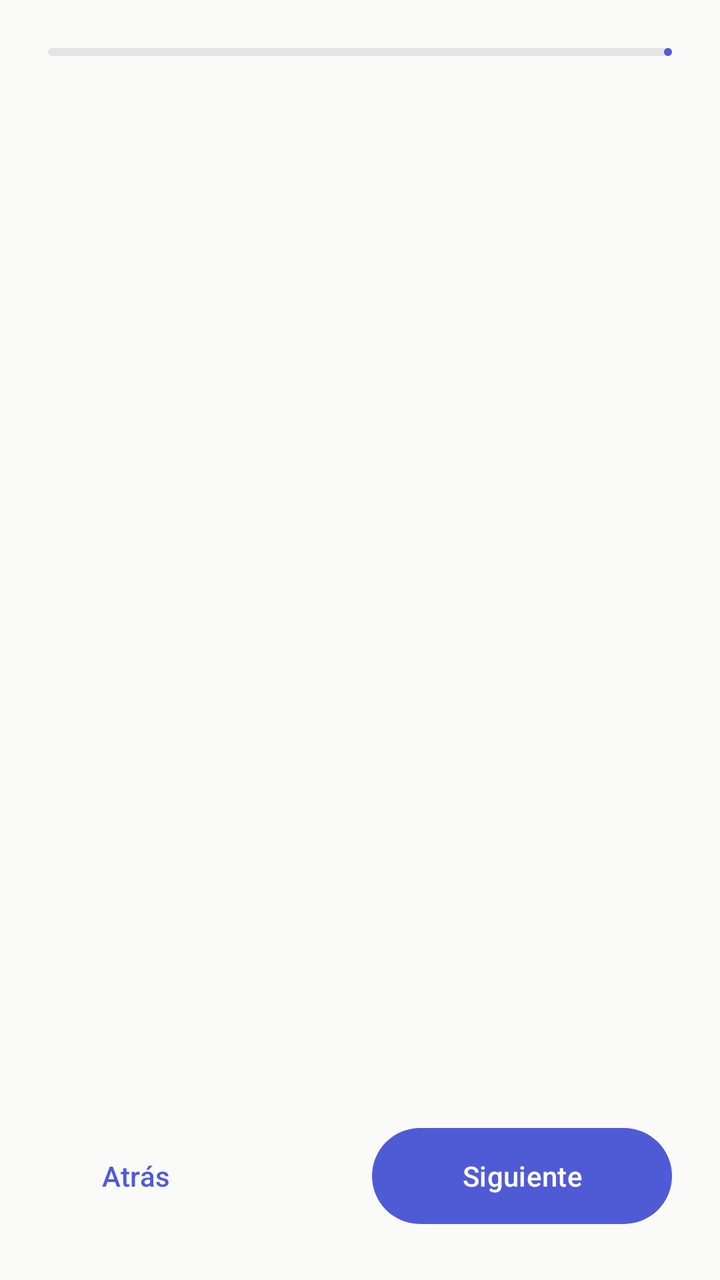
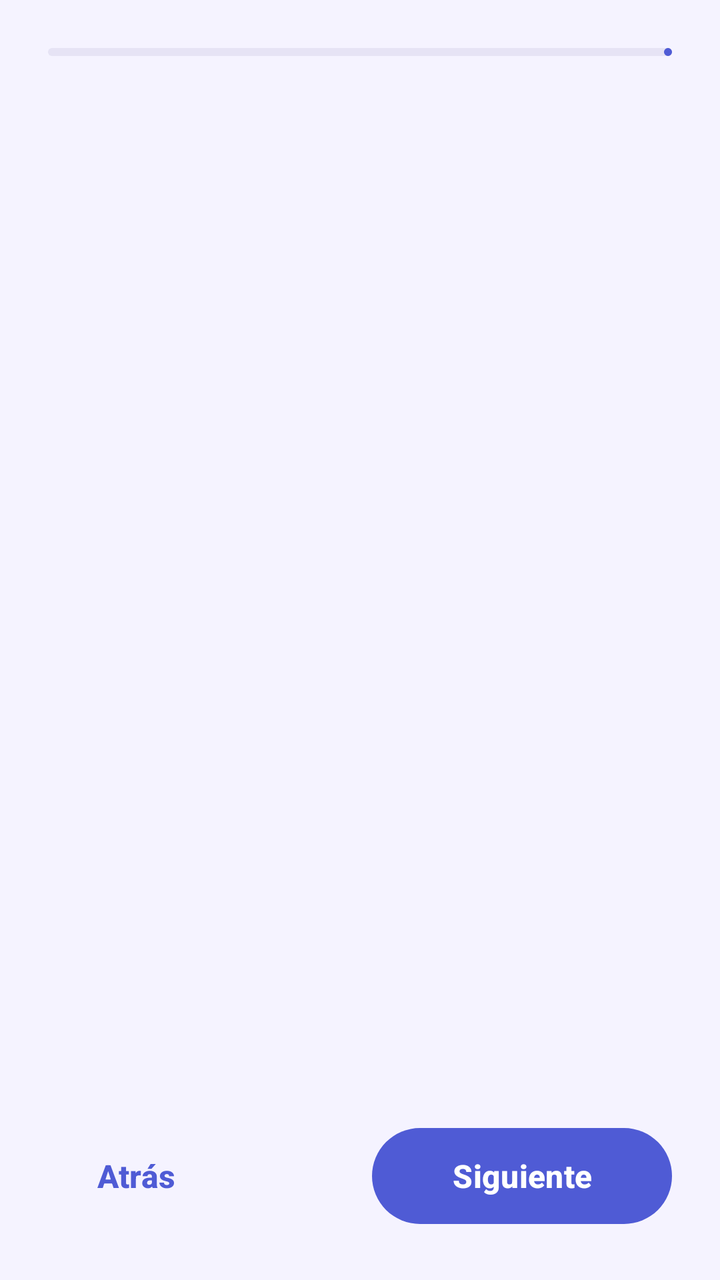

Compare the two renders of this Android layout. The source of the first and the diff that turns it into the second are given below.
<!-- AndroidManifest.xml: application theme Theme.PeajeCognitivo -->
<!-- res/layout/activity_asistente.xml -->
<?xml version="1.0" encoding="utf-8"?>
<LinearLayout xmlns:android="http://schemas.android.com/apk/res/android"
    xmlns:app="http://schemas.android.com/apk/res-auto"
    android:layout_width="match_parent"
    android:layout_height="match_parent"
    android:background="@color/background"
    android:orientation="vertical"
    android:padding="24dp">

    <com.google.android.material.progressindicator.LinearProgressIndicator
        android:id="@+id/progreso"
        android:layout_width="match_parent"
        android:layout_height="wrap_content"
        app:indicatorColor="@color/accent"
        app:trackColor="@color/outline"
        app:trackCornerRadius="2dp"
        app:trackThickness="4dp" />

    <ScrollView
        android:layout_width="match_parent"
        android:layout_height="0dp"
        android:layout_weight="1"
        android:fillViewport="true">

        <LinearLayout
            android:id="@+id/contenedorPaso"
            android:layout_width="match_parent"
            android:layout_height="wrap_content"
            android:orientation="vertical"
            android:paddingTop="56dp" />
    </ScrollView>

    <LinearLayout
        android:layout_width="match_parent"
        android:layout_height="wrap_content"
        android:gravity="center_vertical"
        android:orientation="horizontal">

        <com.google.android.material.button.MaterialButton
            android:id="@+id/btnAtras"
            style="@style/Widget.Material3.Button.TextButton"
            android:layout_width="wrap_content"
            android:layout_height="wrap_content"
            android:text="Atrás" />

        <View
            android:layout_width="0dp"
            android:layout_height="0dp"
            android:layout_weight="1" />

        <com.google.android.material.button.MaterialButton
            android:id="@+id/btnSiguiente"
            android:layout_width="wrap_content"
            android:layout_height="wrap_content"
            android:minWidth="150dp"
            android:minHeight="56dp"
            android:text="Siguiente" />
    </LinearLayout>
</LinearLayout>
<!-- resources referenced by this layout -->
<resources>
  <color name="accent">#FF4F5BD5</color>
  <color name="background">#FFFAFAF9</color>
  <color name="outline">#FFE4E4E7</color>
  <style name="Theme.PeajeCognitivo" parent="Theme.Material3.Light.NoActionBar">
          <item name="colorPrimary">@color/accent</item>
          <item name="colorOnPrimary">@color/white</item>
          <item name="colorPrimaryContainer">@color/accent_container</item>
          <item name="colorOnPrimaryContainer">@color/accent_on_container</item>
          <item name="colorSecondaryContainer">@color/accent_container</item>
          <item name="colorOnSecondaryContainer">@color/accent_on_container</item>
          <item name="colorSurface">@color/surface</item>
          <item name="colorOutline">@color/outline</item>
          <item name="android:colorBackground">@color/background</item>
          <item name="android:statusBarColor">@color/background</item>
          <item name="android:navigationBarColor">@color/background</item>
          <item name="android:windowLightStatusBar">true</item>
          <item name="chipStyle">@style/Widget.Peaje.Chip</item>
      </style>
  <color name="white">#FFFFFFFF</color>
  <color name="accent_container">#FFE6E8FA</color>
  <color name="accent_on_container">#FF2A2F73</color>
  <color name="surface">#FFFFFFFF</color>
  <style name="Widget.Peaje.Chip" parent="Widget.Material3.Chip.Filter">
          <item name="shapeAppearanceOverlay">@style/ShapeAppearance.Peaje.Pill</item>
          <item name="chipMinHeight">40dp</item>
          <item name="chipStrokeColor">@color/outline</item>
          <item name="closeIcon">@drawable/ic_close</item>
      </style>
  <style name="ShapeAppearance.Peaje.Pill" parent="">
          <item name="cornerFamily">rounded</item>
          <item name="cornerSize">50%</item>
      </style>
  <!-- drawable ic_close (drawable) -->
  <vector xmlns:android="http://schemas.android.com/apk/res/android"
      android:width="18dp"
      android:height="18dp"
      android:viewportWidth="24"
      android:viewportHeight="24">
      <path
          android:fillColor="#FF6B6B76"
          android:pathData="M19,6.41L17.59,5 12,10.59 6.41,5 5,6.41 10.59,12 5,17.59 6.41,19 12,13.41 17.59,19 19,17.59 13.41,12z" />
  </vector>
</resources>

<!-- the commit's change to res/layout/activity_asistente.xml (unified diff, before → after) -->
@@ -27,7 +27,7 @@
             android:layout_width="match_parent"
             android:layout_height="wrap_content"
             android:orientation="vertical"
-            android:paddingTop="56dp" />
+            android:paddingTop="40dp" />
     </ScrollView>
 
     <LinearLayout
<!-- resource entries referenced after the edit -->
@@ -1,8 +1,8 @@
 <!-- resources referenced by this layout -->
 <resources>
   <color name="accent">#FF4F5BD5</color>
-  <color name="background">#FFFAFAF9</color>
-  <color name="outline">#FFE4E4E7</color>
+  <color name="background">#FFF5F3FF</color>
+  <color name="outline">#FFE6E3F5</color>
   <style name="Theme.PeajeCognitivo" parent="Theme.Material3.Light.NoActionBar">
           <item name="colorPrimary">@color/accent</item>
           <item name="colorOnPrimary">@color/white</item>
@@ -17,16 +17,28 @@
           <item name="android:navigationBarColor">@color/background</item>
           <item name="android:windowLightStatusBar">true</item>
           <item name="chipStyle">@style/Widget.Peaje.Chip</item>
+          <item name="materialButtonStyle">@style/Widget.Peaje.Button</item>
       </style>
   <color name="white">#FFFFFFFF</color>
-  <color name="accent_container">#FFE6E8FA</color>
+  <color name="accent_container">#FFE3E5FB</color>
   <color name="accent_on_container">#FF2A2F73</color>
   <color name="surface">#FFFFFFFF</color>
   <style name="Widget.Peaje.Chip" parent="Widget.Material3.Chip.Filter">
           <item name="shapeAppearanceOverlay">@style/ShapeAppearance.Peaje.Pill</item>
-          <item name="chipMinHeight">40dp</item>
-          <item name="chipStrokeColor">@color/outline</item>
+          <item name="chipMinHeight">46dp</item>
+          <item name="chipStrokeWidth">0dp</item>
+          <item name="chipBackgroundColor">@color/chip_bg</item>
+          <item name="android:textColor">@color/chip_text</item>
+          <item name="android:textSize">15sp</item>
+          <item name="checkedIconTint">@color/white</item>
           <item name="closeIcon">@drawable/ic_close</item>
+      </style>
+  <style name="Widget.Peaje.Button" parent="Widget.Material3.Button">
+          <item name="shapeAppearanceOverlay">@style/ShapeAppearance.Peaje.Pill</item>
+          <item name="android:minHeight">56dp</item>
+          <item name="android:textSize">16sp</item>
+          <item name="android:textStyle">bold</item>
+          <item name="android:textAllCaps">false</item>
       </style>
   <style name="ShapeAppearance.Peaje.Pill" parent="">
           <item name="cornerFamily">rounded</item>
